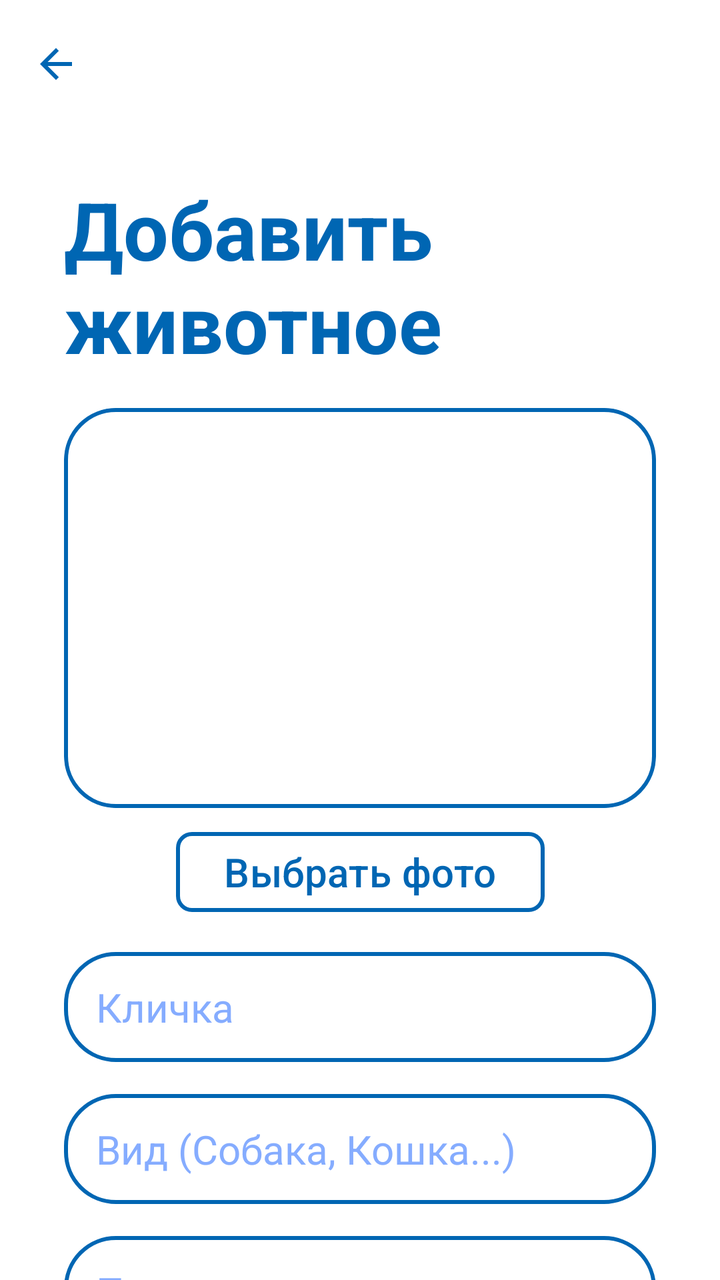
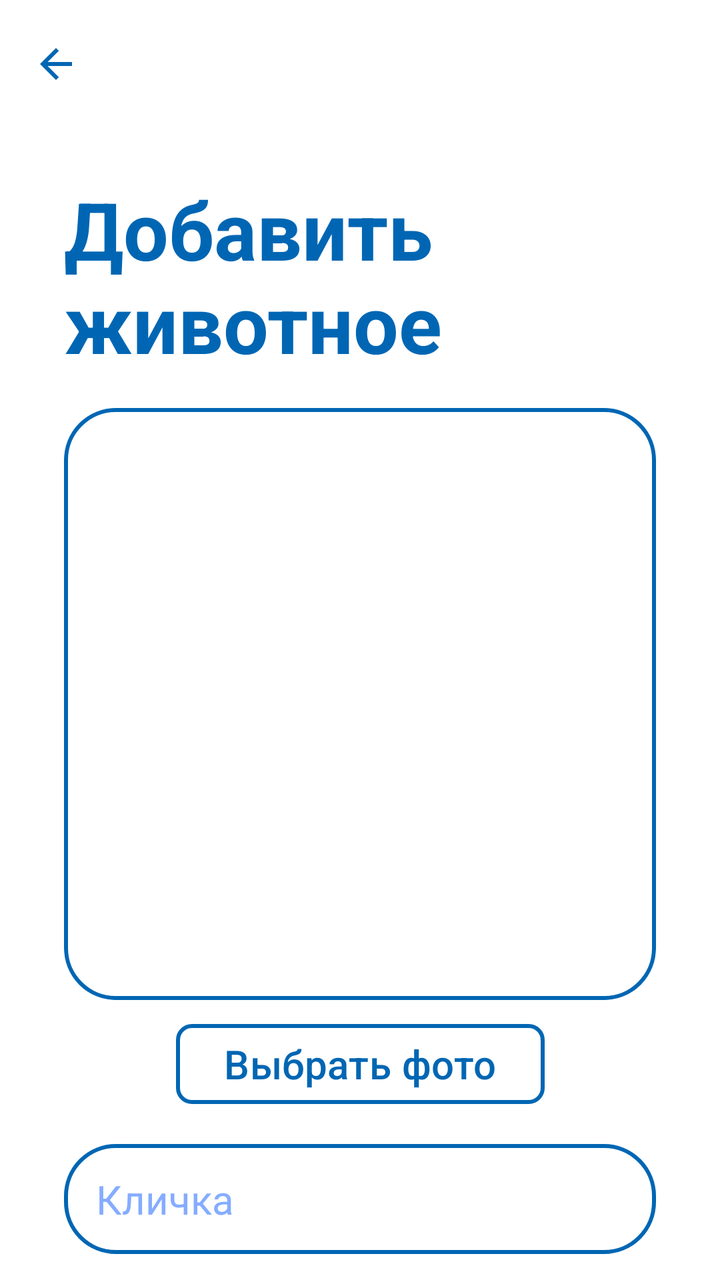

An Android layout rendered at two revisions. The XML below is the earlier revision; the diff shows what the commit changed to produce the second picture.
<!-- AndroidManifest.xml: application theme Theme.VetUslugi -->
<!-- res/layout/fragment_add_animal.xml -->
<?xml version="1.0" encoding="utf-8"?>
<androidx.constraintlayout.widget.ConstraintLayout xmlns:android="http://schemas.android.com/apk/res/android"
    xmlns:app="http://schemas.android.com/apk/res-auto"
    android:layout_width="match_parent"
    android:layout_height="match_parent">

    <com.google.android.material.appbar.MaterialToolbar
        android:id="@+id/toolbar"
        android:layout_width="0dp"
        android:layout_height="?attr/actionBarSize"
        android:background="?android:attr/background"
        app:layout_constraintEnd_toEndOf="parent"
        app:layout_constraintStart_toStartOf="parent"
        app:layout_constraintTop_toTopOf="parent"
        app:navigationIcon="@drawable/ic_arrow_back"
        app:navigationIconTint="@color/blue" />

    <androidx.core.widget.NestedScrollView
        android:layout_width="0dp"
        android:layout_height="0dp"
        app:layout_constraintBottom_toBottomOf="parent"
        app:layout_constraintEnd_toEndOf="parent"
        app:layout_constraintStart_toStartOf="parent"
        app:layout_constraintTop_toBottomOf="@+id/toolbar">

        <androidx.constraintlayout.widget.ConstraintLayout
            android:layout_width="match_parent"
            android:layout_height="wrap_content"
            android:paddingBottom="40dp">

            <TextView
                android:id="@+id/tvAddAnimalTitle"
                android:layout_width="0dp"
                android:layout_height="wrap_content"
                android:layout_marginStart="32dp"
                android:layout_marginEnd="32dp"
                android:layout_marginTop="24dp"
                android:text="Добавить\nживотное"
                android:textColor="@color/blue"
                android:textSize="40sp"
                android:textStyle="bold"
                app:layout_constraintStart_toStartOf="parent"
                app:layout_constraintTop_toTopOf="parent" />

            <ImageView
                android:id="@+id/ivAnimalPhoto"
                android:layout_width="0dp"
                android:layout_height="200dp"
                android:layout_marginStart="32dp"
                android:layout_marginEnd="32dp"
                android:layout_marginTop="16dp"
                android:scaleType="centerCrop"
                android:background="@drawable/rounded_corners"
                android:clipToOutline="true"
                app:layout_constraintEnd_toEndOf="parent"
                app:layout_constraintStart_toStartOf="parent"
                app:layout_constraintTop_toBottomOf="@+id/tvAddAnimalTitle" />

            <Button
                android:id="@+id/btnSelectPhoto"
                android:layout_width="wrap_content"
                android:layout_height="wrap_content"
                android:layout_marginTop="8dp"
                android:text="Выбрать фото"
                app:layout_constraintEnd_toEndOf="parent"
                app:layout_constraintStart_toStartOf="parent"
                app:layout_constraintTop_toBottomOf="@+id/ivAnimalPhoto" />

            <EditText
                android:id="@+id/etAnimalNickname"
                android:layout_width="0dp"
                android:layout_height="55dp"
                android:layout_marginStart="32dp"
                android:layout_marginEnd="32dp"
                android:layout_marginTop="16dp"
                android:background="@drawable/rounded_corners"
                android:hint="Кличка"
                android:inputType="text"
                android:paddingStart="16dp"
                android:paddingEnd="16dp"
                app:layout_constraintEnd_toEndOf="parent"
                app:layout_constraintStart_toStartOf="parent"
                app:layout_constraintTop_toBottomOf="@+id/btnSelectPhoto" />

            <EditText
                android:id="@+id/etAnimalSpecies"
                android:layout_width="0dp"
                android:layout_height="55dp"
                android:layout_marginStart="32dp"
                android:layout_marginEnd="32dp"
                android:layout_marginTop="16dp"
                android:background="@drawable/rounded_corners"
                android:hint="Вид (Собака, Кошка...)"
                android:inputType="text"
                android:paddingStart="16dp"
                android:paddingEnd="16dp"
                app:layout_constraintEnd_toEndOf="parent"
                app:layout_constraintStart_toStartOf="parent"
                app:layout_constraintTop_toBottomOf="@+id/etAnimalNickname" />

            <EditText
                android:id="@+id/etAnimalBreed"
                android:layout_width="0dp"
                android:layout_height="55dp"
                android:layout_marginStart="32dp"
                android:layout_marginEnd="32dp"
                android:layout_marginTop="16dp"
                android:background="@drawable/rounded_corners"
                android:hint="Порода"
                android:inputType="text"
                android:paddingStart="16dp"
                android:paddingEnd="16dp"
                app:layout_constraintEnd_toEndOf="parent"
                app:layout_constraintStart_toStartOf="parent"
                app:layout_constraintTop_toBottomOf="@+id/etAnimalSpecies" />

            <EditText
                android:id="@+id/etAnimalAge"
                android:layout_width="0dp"
                android:layout_height="55dp"
                android:layout_marginStart="32dp"
                android:layout_marginEnd="32dp"
                android:layout_marginTop="16dp"
                android:background="@drawable/rounded_corners"
                android:hint="Возраст (лет)"
                android:inputType="number"
                android:paddingStart="16dp"
                android:paddingEnd="16dp"
                app:layout_constraintEnd_toEndOf="parent"
                app:layout_constraintStart_toStartOf="parent"
                app:layout_constraintTop_toBottomOf="@+id/etAnimalBreed" />

            <EditText
                android:id="@+id/etAnimalDiseases"
                android:layout_width="0dp"
                android:layout_height="55dp"
                android:layout_marginStart="32dp"
                android:layout_marginEnd="32dp"
                android:layout_marginTop="16dp"
                android:background="@drawable/rounded_corners"
                android:hint="Болезни (необязательно)"
                android:inputType="text"
                android:paddingStart="16dp"
                android:paddingEnd="16dp"
                app:layout_constraintEnd_toEndOf="parent"
                app:layout_constraintStart_toStartOf="parent"
                app:layout_constraintTop_toBottomOf="@+id/etAnimalAge" />

            <Button
                android:id="@+id/btnAddAnimalSubmit"
                android:layout_width="0dp"
                android:layout_height="55dp"
                android:layout_marginStart="32dp"
                android:layout_marginEnd="32dp"
                android:layout_marginTop="28dp"
                android:text="Добавить"
                app:layout_constraintEnd_toEndOf="parent"
                app:layout_constraintStart_toStartOf="parent"
                app:layout_constraintTop_toBottomOf="@+id/etAnimalDiseases" />

            <ProgressBar
                android:id="@+id/progressBar"
                style="?android:attr/progressBarStyleLarge"
                android:layout_width="wrap_content"
                android:layout_height="wrap_content"
                android:background="@android:color/transparent"
                android:indeterminate="true"
                android:indeterminateTint="@color/blue"
                android:visibility="gone"
                app:layout_constraintBottom_toBottomOf="parent"
                app:layout_constraintEnd_toEndOf="parent"
                app:layout_constraintStart_toStartOf="parent"
                app:layout_constraintTop_toTopOf="parent" />

        </androidx.constraintlayout.widget.ConstraintLayout>

    </androidx.core.widget.NestedScrollView>

</androidx.constraintlayout.widget.ConstraintLayout>
<!-- resources referenced by this layout -->
<resources>
  <color name="blue">#0066B3</color>
  <!-- drawable ic_arrow_back (drawable) -->
  <?xml version="1.0" encoding="utf-8"?>
  <vector xmlns:android="http://schemas.android.com/apk/res/android"
      android:width="24dp"
      android:height="24dp"
      android:viewportWidth="24"
      android:viewportHeight="24">
      <path
          android:fillColor="@color/blue"
          android:pathData="M20,11H7.83l5.59,-5.59L12,4l-8,8 8,8 1.41,-1.41L7.83,13H20v-2z" />
  </vector>
  <!-- drawable rounded_corners (drawable) -->
  <?xml version="1.0" encoding="utf-8"?>
  <selector xmlns:android="http://schemas.android.com/apk/res/android">
  
      <item android:state_focused="true">
          <shape>
              <solid android:color="?android:attr/background" />
              <stroke android:width="2.5dp" android:color="@color/blue" />
              <corners android:radius="25dp" />
              <padding
                  android:bottom="10dp"
                  android:left="12dp"
                  android:right="12dp"
                  android:top="10dp" />
          </shape>
      </item>
  
      <item>
          <shape>
              <solid android:color="?android:attr/background" />
              <stroke android:width="2dp" android:color="@color/blue" />
              <corners android:radius="25dp" />
              <padding
                  android:bottom="10dp"
                  android:left="12dp"
                  android:right="12dp"
                  android:top="10dp" />
          </shape>
      </item>
  
  </selector>
  <style name="Theme.VetUslugi" parent="Base.Theme.VetUslugi" />
  <style name="Base.Theme.VetUslugi" parent="Theme.Material3.DayNight.NoActionBar">
  
          <item name="materialButtonStyle">@style/Button</item>
          <item name="android:textViewStyle">@style/TextView</item>
          <item name="editTextStyle">@style/EditText</item>
          <item name="checkboxStyle">@style/BlueCheckBoxStyle</item>
  
          <item name="android:background">@color/white</item>
          <item name="colorPrimary">@color/black</item>
      </style>
  <style name="Button" parent="Widget.Material3.Button">
          <item name="shapeAppearanceOverlay">@style/ShapeAppearance.VetUslugi.Button</item>
          <item name="backgroundTint">@android:color/white</item>
          <item name="strokeColor">@color/blue</item>
          <item name="strokeWidth">2dp</item>
          <item name="android:textColor">@color/blue</item>
          <item name="android:textSize">20sp</item>
      </style>
  <style name="TextView" parent="android:Widget.TextView">
          <item name="android:textSize">20sp</item>
          <item name="android:textColor">@color/black</item>
      </style>
  <style name="EditText" parent="android:Widget.EditText">
          <item name="android:textColorHint">@color/light_blue</item>
          <item name="android:textSize">20sp</item>
          <item name="android:textColor">@color/blue</item>
          <item name="android:background">@drawable/rounded_corners</item>
      </style>
  <style name="BlueCheckBoxStyle" parent="Widget.AppCompat.CompoundButton.CheckBox">
          <item name="android:buttonTint">@color/checkbox_blue_tint</item>
      </style>
  <color name="white">#FFFFFF</color>
  <color name="black">#000000</color>
  <style name="ShapeAppearance.VetUslugi.Button" parent="ShapeAppearance.MaterialComponents.SmallComponent">
          <item name="cornerFamily">rounded</item>
          <item name="cornerSize">8dp</item>
      </style>
  <color name="light_blue">#85ACFF</color>
</resources>

<!-- the commit's change to res/layout/fragment_add_animal.xml (unified diff, before → after) -->
@@ -45,13 +45,14 @@
             <ImageView
                 android:id="@+id/ivAnimalPhoto"
                 android:layout_width="0dp"
-                android:layout_height="200dp"
+                android:layout_height="0dp"
                 android:layout_marginStart="32dp"
                 android:layout_marginEnd="32dp"
                 android:layout_marginTop="16dp"
                 android:scaleType="centerCrop"
                 android:background="@drawable/rounded_corners"
                 android:clipToOutline="true"
+                app:layout_constraintDimensionRatio="1:1"
                 app:layout_constraintEnd_toEndOf="parent"
                 app:layout_constraintStart_toStartOf="parent"
                 app:layout_constraintTop_toBottomOf="@+id/tvAddAnimalTitle" />
